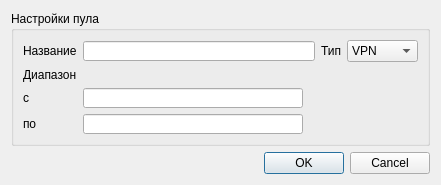
Above: mdi/forms/pool_edit.ui from brat002/ExpertBilling before the change. Below: the same form after it.
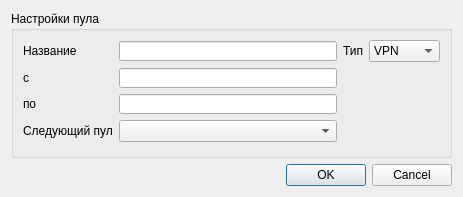
That is the form after the change.

Patch:
```diff
--- a/mdi/forms/pool_edit.ui
+++ b/mdi/forms/pool_edit.ui
@@ -6,8 +6,8 @@
    <rect>
     <x>0</x>
     <y>0</y>
-    <width>441</width>
-    <height>175</height>
+    <width>463</width>
+    <height>197</height>
    </rect>
   </property>
   <property name="windowTitle">
@@ -17,20 +17,13 @@
    <bool>false</bool>
   </property>
   <layout class="QGridLayout" name="gridLayout_2">
-   <item row="0" column="0">
+   <item row="0" column="0" colspan="2">
     <widget class="QGroupBox" name="groupBox_pool">
      <property name="title">
       <string>Настройки пула</string>
      </property>
      <layout class="QGridLayout" name="gridLayout">
-      <item row="0" column="0">
-       <widget class="QLabel" name="label_name">
-        <property name="text">
-         <string>Название</string>
-        </property>
-       </widget>
-      </item>
-      <item row="0" column="1" colspan="3">
+      <item row="0" column="2">
        <widget class="QLineEdit" name="lineEdit_name">
         <property name="maximumSize">
          <size>
@@ -40,14 +33,14 @@
         </property>
        </widget>
       </item>
-      <item row="0" column="4">
+      <item row="0" column="3">
        <widget class="QLabel" name="label_type">
         <property name="text">
          <string>Тип</string>
         </property>
        </widget>
       </item>
-      <item row="0" column="5">
+      <item row="0" column="4">
        <widget class="QComboBox" name="comboBox_type">
         <property name="minimumSize">
          <size>
@@ -67,14 +60,17 @@
         </item>
        </widget>
       </item>
+      <item row="7" column="2">
+       <widget class="QComboBox" name="comboBox_next_pool_id"/>
+      </item>
       <item row="1" column="0">
-       <widget class="QLabel" name="label_diapason">
+       <widget class="QLabel" name="label_from">
         <property name="text">
-         <string>Диапазон</string>
+         <string>с</string>
         </property>
        </widget>
       </item>
-      <item row="3" column="1">
+      <item row="1" column="2">
        <widget class="QLineEdit" name="lineEdit_end_ip">
         <property name="minimumSize">
          <size>
@@ -90,34 +86,41 @@
         </property>
        </widget>
       </item>
-      <item row="2" column="1">
-       <widget class="QLineEdit" name="lineEdit_start_ip">
-        <property name="maximumSize">
-         <size>
-          <width>16777215</width>
-          <height>20</height>
-         </size>
-        </property>
-       </widget>
-      </item>
       <item row="2" column="0">
-       <widget class="QLabel" name="label_from">
-        <property name="text">
-         <string>с</string>
-        </property>
-       </widget>
-      </item>
-      <item row="3" column="0">
        <widget class="QLabel" name="label_to">
         <property name="text">
          <string>по</string>
         </property>
        </widget>
       </item>
+      <item row="2" column="2">
+       <widget class="QLineEdit" name="lineEdit_start_ip">
+        <property name="maximumSize">
+         <size>
+          <width>16777215</width>
+          <height>20</height>
+         </size>
+        </property>
+       </widget>
+      </item>
+      <item row="0" column="0">
+       <widget class="QLabel" name="label_name">
+        <property name="text">
+         <string>Название</string>
+        </property>
+       </widget>
+      </item>
+      <item row="7" column="0">
+       <widget class="QLabel" name="label_next_pool_id">
+        <property name="text">
+         <string>Следующий пул</string>
+        </property>
+       </widget>
+      </item>
      </layout>
     </widget>
    </item>
-   <item row="1" column="0">
+   <item row="2" column="1">
     <widget class="QDialogButtonBox" name="buttonBox">
      <property name="orientation">
       <enum>Qt::Horizontal</enum>
```
Left out of the diff: 20 changed lines with no effect on the pictures.
